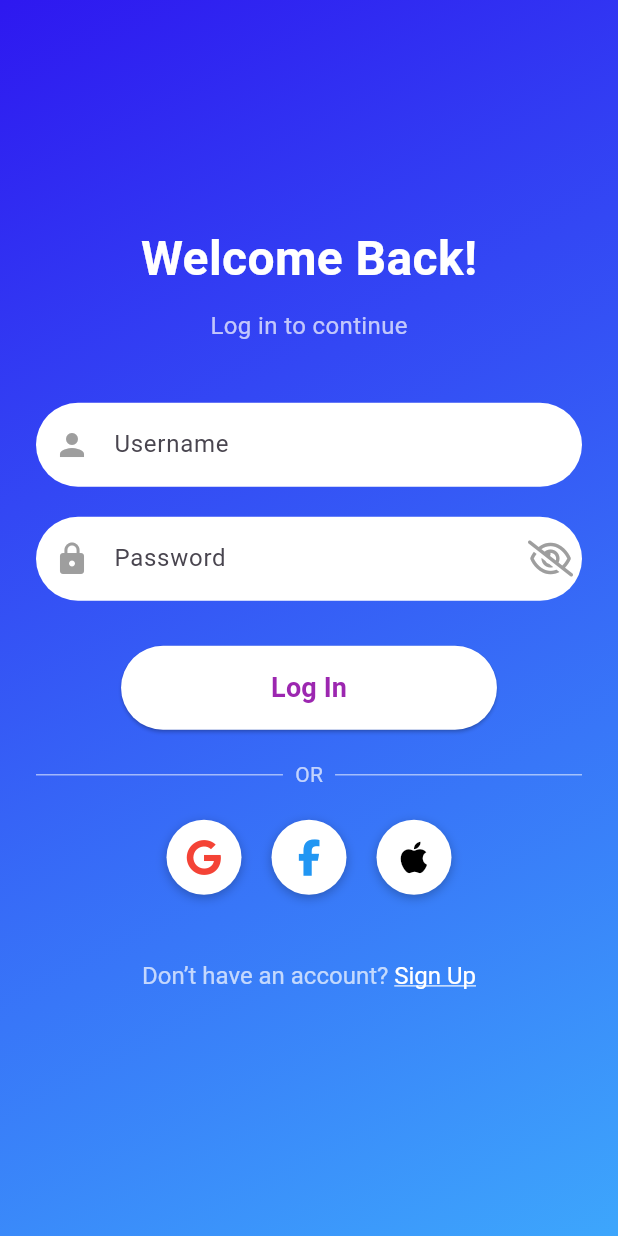
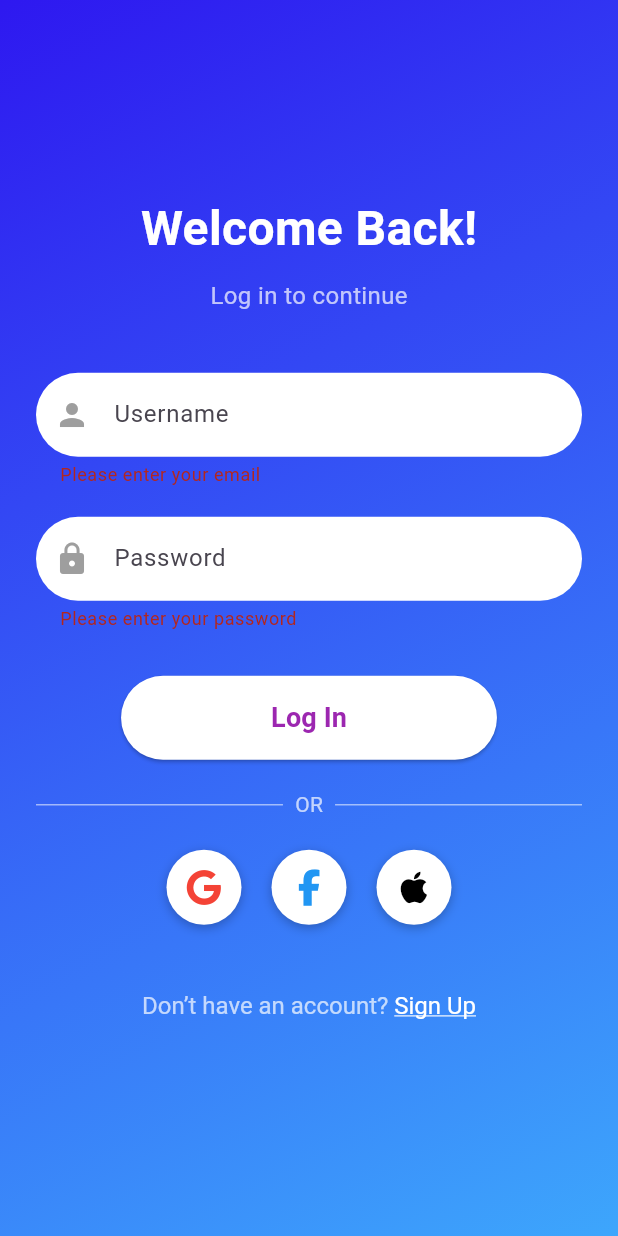
Before and after one commit to HuyXinLoi/TicketPlaneApp, a Flutter app: the screen it shows after launch, after a tap on "Skip", after a tap on "Log In", on a phone screen of 412 x 824 dp. Run offline on Flutter 3.47's test engine with Material 3 defaults, Android fonts, the light colour scheme and no system bars; our stand-ins replace font_awesome_flutter, go_router, introduction_screen.

Commit message:
loginhêhêhê

```diff
--- /dev/null
+++ b/ticket_plane_app/lib/screen/login/data/user.dart
@@ -0,0 +1,68 @@
+class User {
+  User({
+    required this.users,
+  });
+
+  final List<UserElement> users;
+
+  factory User.fromJson(Map<String, dynamic> json) {
+    return User(
+      users: json["users"] == null
+          ? []
+          : List<UserElement>.from(
+              json["users"]!.map((x) => UserElement.fromJson(x))),
+    );
+  }
+
+  Map<String, dynamic> toJson() => {
+        "users": users.map((x) => x?.toJson()).toList(),
+      };
+
+  @override
+  String toString() {
+    return "$users, ";
+  }
+}
+
+class UserElement {
+  UserElement({
+    required this.userId,
+    required this.username,
+    required this.password,
+    required this.email,
+    required this.role,
+    required this.isActive,
+  });
+
+  final int? userId;
+  final String? username;
+  final String? password;
+  final String? email;
+  final String? role;
+  final bool? isActive;
+
+  factory UserElement.fromJson(Map<String, dynamic> json) {
+    return UserElement(
+      userId: json["user_id"],
+      username: json["username"],
+      password: json["password"],
+      email: json["email"],
+      role: json["role"],
+      isActive: json["is_active"],
+    );
+  }
+
+  Map<String, dynamic> toJson() => {
+        "user_id": userId,
+        "username": username,
+        "password": password,
+        "email": email,
+        "role": role,
+        "is_active": isActive,
+      };
+
+  @override
+  String toString() {
+    return "$userId, $username, $password, $email, $role, $isActive, ";
+  }
+}
--- a/ticket_plane_app/lib/screen/login/login_screen.dart
+++ b/ticket_plane_app/lib/screen/login/login_screen.dart
@@ -1,5 +1,9 @@
+import 'dart:convert';
+import 'package:go_router/go_router.dart';
+import 'package:http/http.dart' as http;
 import 'package:flutter/material.dart';
 import 'package:font_awesome_flutter/font_awesome_flutter.dart';
+import 'package:ticket_plane_app/screen/login/data/user.dart';
 
 class LoginScreen extends StatefulWidget {
   const LoginScreen({super.key});
@@ -13,6 +17,44 @@ class _LoginScreenState extends State<LoginScreen> {
   final passwordController = TextEditingController();
   final _key = GlobalKey<FormState>();
   bool _obscurePassword = true;
+  bool _hasPasswordText = false;
+
+  @override
+  void initState() {
+    super.initState();
+    passwordController.addListener(() {
+      setState(() {
+        _hasPasswordText = passwordController.text.isNotEmpty;
+      });
+    });
+  }
+
+  Future<void> _login() async {
+    if (_key.currentState!.validate()) {
+      final response = await http.post(
+        Uri.parse('http://localhost:3000/users'),
+        headers: <String, String>{
+          'Content-Type': 'application/json; charset=UTF-8',
+        },
+        body: jsonEncode(<String, String>{
+          'username': emailController.text,
+          'password': passwordController.text,
+        }),
+      );
+
+      if (response.statusCode == 200) {
+        // If the server returns a 200 OK response, parse the JSON.
+        final user = User.fromJson(jsonDecode(response.body));
+        print("Login successful: ${user.toString()}");
+        //context.go('/home');
+      } else {
+        // If the server did not return a 200 OK response, throw an exception.
+        ScaffoldMessenger.of(context).showSnackBar(
+          SnackBar(content: Text('Failed to login')),
+        );
+      }
+    }
+  }
 
   @override
   Widget build(BuildContext context) {
@@ -103,7 +145,8 @@ class _LoginScreenState extends State<LoginScreen> {
                               hintText: 'Password',
                               prefixIcon:
                                   const Icon(Icons.lock, color: Colors.grey),
-                              suffixIcon: IconButton(
+                              suffixIcon: _hasPasswordText
+                                  ? IconButton(
                                       icon: Icon(
                                         _obscurePassword
                                             ? FontAwesomeIcons.eyeSlash
@@ -115,7 +158,8 @@ class _LoginScreenState extends State<LoginScreen> {
                                           _obscurePassword = !_obscurePassword;
                                         });
                                       },
-                              ),
+                                    )
+                                  : null,
                               border: OutlineInputBorder(
                                 borderRadius: BorderRadius.circular(30),
                                 borderSide: BorderSide.none,
@@ -129,9 +173,7 @@ class _LoginScreenState extends State<LoginScreen> {
 
                     // Login button
                     ElevatedButton(
-                      onPressed: () {
-                        // TODO: Add login logic
-                      },
+                      onPressed: _login,
                       style: ElevatedButton.styleFrom(
                         backgroundColor: Colors.white,
                         foregroundColor: Colors.purple,
--- a/ticket_plane_app/lib/units/db.json
+++ b/ticket_plane_app/lib/units/db.json
@@ -3,7 +3,7 @@
     {
       "user_id": 1,
       "username": "nguyen.an",
-      "password": "hashed_password_1",
+      "password": "1",
       "email": "nguyen.an@example.com",
       "role": "customer",
       "is_active": true
```
Also changed, not shown: 1 other file. Lines whose indentation alone changed are shown as unchanged.
